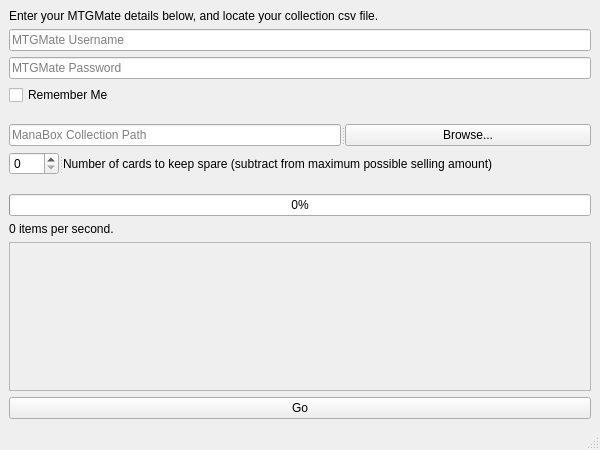
HoboJoe2/MTGMate, file mainwindow.ui: the form before one commit.
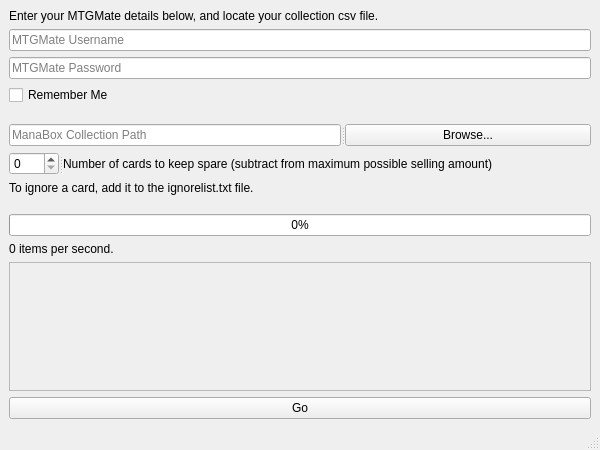
The form after the commit.

Commit message: add an option to include an ignored list of cards, I found this useful to exlude cards that were in my decks from being buylisted

What changed in the file:
```diff
--- a/mainwindow.ui
+++ b/mainwindow.ui
@@ -119,6 +119,13 @@
       </widget>
      </widget>
     </item>
+    <item>
+     <widget class="QLabel" name="ignoreLabel">
+      <property name="text">
+       <string>To ignore a card, add it to the ignorelist.txt file.</string>
+      </property>
+     </widget>
+    </item>
     <item>
      <spacer name="verticalSpacer_3">
       <property name="orientation">
```
The commit also changes 2 other files.
